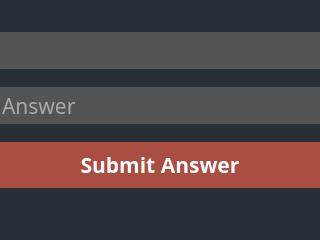
dparker2/StudyGroup, file resetpassword.ui: the form before one commit.
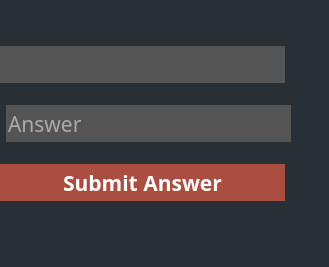
The form after the commit. The open tabs and pages were chosen to show the change.

Commit message: adding x mark for invalid text in reset password

```diff
--- a/resetpassword.ui
+++ b/resetpassword.ui
@@ -6,8 +6,8 @@
    <rect>
     <x>0</x>
     <y>0</y>
-    <width>320</width>
-    <height>240</height>
+    <width>329</width>
+    <height>267</height>
    </rect>
   </property>
   <property name="windowTitle">
@@ -131,25 +131,31 @@
         <number>0</number>
        </property>
        <property name="topMargin">
-        <number>20</number>
+        <number>30</number>
        </property>
        <property name="rightMargin">
         <number>0</number>
        </property>
        <property name="bottomMargin">
-        <number>40</number>
+        <number>50</number>
        </property>
        <item>
         <widget class="QLabel" name="label">
          <property name="sizePolicy">
-          <sizepolicy hsizetype="Preferred" vsizetype="Fixed">
+          <sizepolicy hsizetype="Fixed" vsizetype="Fixed">
            <horstretch>0</horstretch>
            <verstretch>0</verstretch>
           </sizepolicy>
          </property>
          <property name="minimumSize">
           <size>
-           <width>0</width>
+           <width>285</width>
+           <height>37</height>
+          </size>
+         </property>
+         <property name="maximumSize">
+          <size>
+           <width>285</width>
            <height>37</height>
           </size>
          </property>
@@ -163,26 +169,28 @@
          </property>
         </widget>
        </item>
+       <item>
+        <layout class="QHBoxLayout" name="horizontalLayout_2">
        <item>
         <widget class="QLineEdit" name="answer_lineEdit">
          <property name="enabled">
           <bool>true</bool>
          </property>
          <property name="sizePolicy">
-          <sizepolicy hsizetype="Preferred" vsizetype="Fixed">
+            <sizepolicy hsizetype="Fixed" vsizetype="Fixed">
            <horstretch>0</horstretch>
            <verstretch>0</verstretch>
           </sizepolicy>
          </property>
          <property name="minimumSize">
           <size>
-           <width>300</width>
+             <width>285</width>
            <height>37</height>
           </size>
          </property>
          <property name="maximumSize">
           <size>
-           <width>16777215</width>
+             <width>285</width>
            <height>37</height>
           </size>
          </property>
@@ -203,13 +211,52 @@
         </widget>
        </item>
        <item>
+          <widget class="QLabel" name="question_invalid_icon">
+           <property name="sizePolicy">
+            <sizepolicy hsizetype="Fixed" vsizetype="Fixed">
+             <horstretch>0</horstretch>
+             <verstretch>0</verstretch>
+            </sizepolicy>
+           </property>
+           <property name="minimumSize">
+            <size>
+             <width>0</width>
+             <height>0</height>
+            </size>
+           </property>
+           <property name="maximumSize">
+            <size>
+             <width>20</width>
+             <height>20</height>
+            </size>
+           </property>
+           <property name="text">
+            <string/>
+           </property>
+          </widget>
+         </item>
+        </layout>
+       </item>
+       <item>
         <widget class="QPushButton" name="submit_answer_btn">
          <property name="sizePolicy">
-          <sizepolicy hsizetype="Preferred" vsizetype="Fixed">
+          <sizepolicy hsizetype="Fixed" vsizetype="Fixed">
            <horstretch>0</horstretch>
            <verstretch>0</verstretch>
           </sizepolicy>
          </property>
+         <property name="minimumSize">
+          <size>
+           <width>285</width>
+           <height>37</height>
+          </size>
+         </property>
+         <property name="maximumSize">
+          <size>
+           <width>285</width>
+           <height>37</height>
+          </size>
+         </property>
          <property name="font">
           <font>
            <family>Trebuchet MS</family>
```
Left out of the diff: 89 changed lines with no effect on the pictures. Lines whose indentation alone changed are shown as unchanged. The commit also changes 4 other files.
